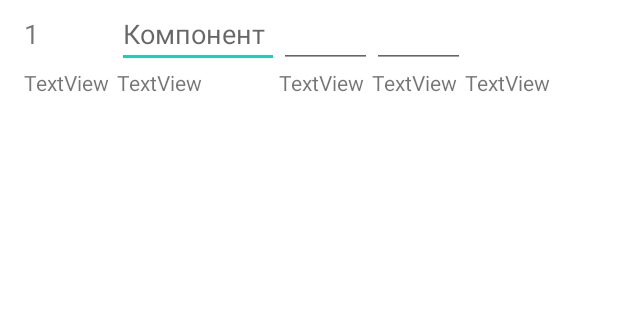
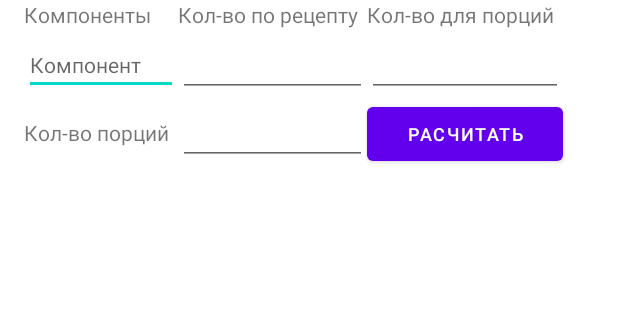
Before and after one commit to tom-ato-s/Pro-e-t_recipe, an Android app: the screen it shows after launch (MainActivity), on a phone screen of 412 x 824 dp, the part 145-465 px from its top. Run offline under Robolectric (Android 15) with nearby library versions, the phone set to English and light mode, and no system bars.

Commit message:
Тест легкий дизайн работает

```diff
--- a/app/src/main/res/layout/activity_main.xml
+++ b/app/src/main/res/layout/activity_main.xml
@@ -44,77 +44,74 @@
             android:layout_height="match_parent">
 
             <TextView
-                android:id="@+id/textView2"
-                android:text="1"
-                android:textSize="18dp" />
+                android:id="@+id/textView4"
+                android:layout_width="match_parent"
+                android:layout_height="wrap_content"
+                android:text="Компоненты" />
+
+            <TextView
+                android:id="@+id/textView5"
+                android:layout_width="match_parent"
+                android:layout_height="wrap_content"
+                android:text="Кол-во по рецепту" />
+
+            <TextView
+                android:id="@+id/textView6"
+                android:layout_width="match_parent"
+                android:layout_height="wrap_content"
+                android:text="Кол-во для порций" />
+
+        </TableRow>
+
+        <TableRow
+            android:layout_width="match_parent"
+            android:layout_height="wrap_content">
 
             <EditText
                 android:id="@+id/editTextTextPersonName"
-                android:layout_width="wrap_content"
+                android:layout_width="match_parent"
                 android:layout_height="wrap_content"
                 android:hint="Компонент"
-                android:text="" />
+                android:text=""
+                android:textSize="14sp" />
 
             <EditText
                 android:id="@+id/editTextNumber"
-                android:layout_width="wrap_content"
+                android:layout_width="match_parent"
                 android:layout_height="wrap_content"
                 android:inputType="number"
                 android:text="" />
 
             <EditText
                 android:id="@+id/editTextNumber2"
-                android:layout_width="wrap_content"
+                android:layout_width="match_parent"
                 android:layout_height="wrap_content"
                 android:inputType="number" />
-
-            <TextView
-                android:id="@+id/textView3"
-                android:layout_width="74dp"
-                android:layout_height="match_parent"
-                android:text="" />
 
         </TableRow>
 
         <TableRow
             android:layout_width="match_parent"
-            android:layout_height="match_parent" >
+            android:layout_height="wrap_content" >
 
             <TextView
-                android:id="@+id/textView4"
-                android:layout_width="wrap_content"
+                android:id="@+id/textView2"
+                android:layout_width="match_parent"
                 android:layout_height="wrap_content"
-                android:text="TextView" />
+                android:text="Кол-во порций" />
 
-            <TextView
-                android:id="@+id/textView5"
-                android:layout_width="wrap_content"
+            <EditText
+                android:id="@+id/editTextNumber3"
+                android:layout_width="match_parent"
                 android:layout_height="wrap_content"
-                android:text="TextView" />
+                android:inputType="number" />
 
-            <TextView
-                android:id="@+id/textView6"
-                android:layout_width="wrap_content"
+            <Button
+                android:id="@+id/button"
+                android:layout_width="match_parent"
                 android:layout_height="wrap_content"
-                android:text="TextView" />
-
-            <TextView
-                android:id="@+id/textView7"
-                android:layout_width="wrap_content"
-                android:layout_height="wrap_content"
-                android:text="TextView" />
-
-            <TextView
-                android:id="@+id/textView8"
-                android:layout_width="wrap_content"
-                android:layout_height="wrap_content"
-                android:text="TextView" />
-        </TableRow>
-
-        <TableRow
-            android:layout_width="match_parent"
-            android:layout_height="match_parent" >
-
+                android:text="Расчитать"
+                android:textSize="12sp" />
         </TableRow>
     </TableLayout>
 
```
